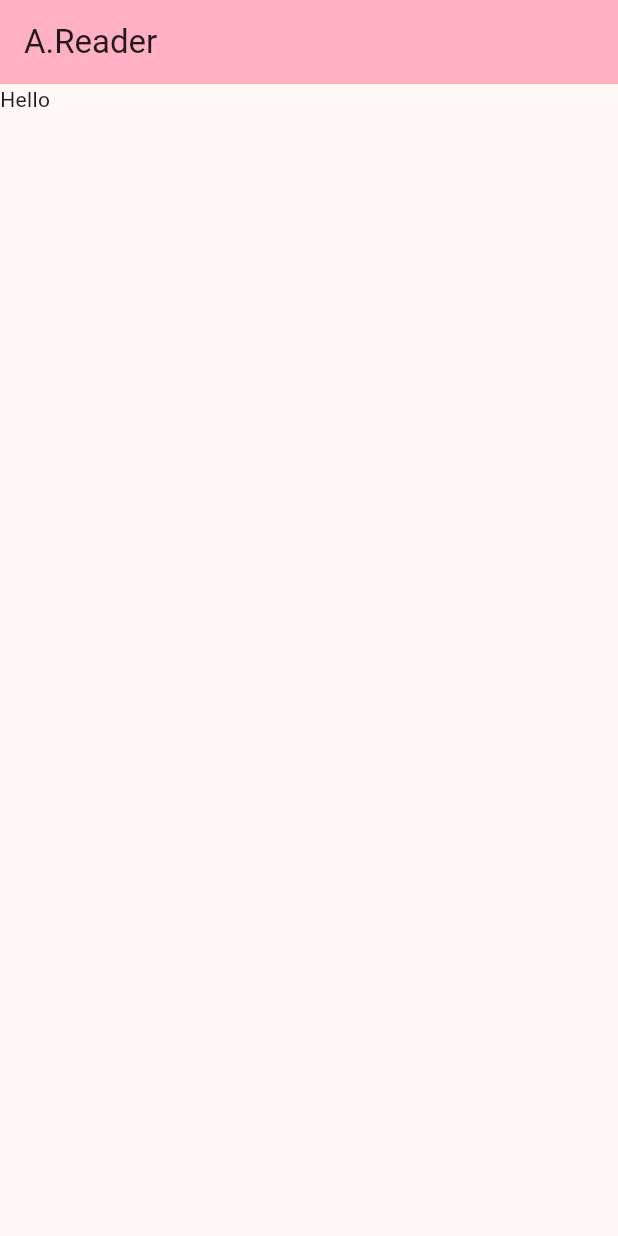
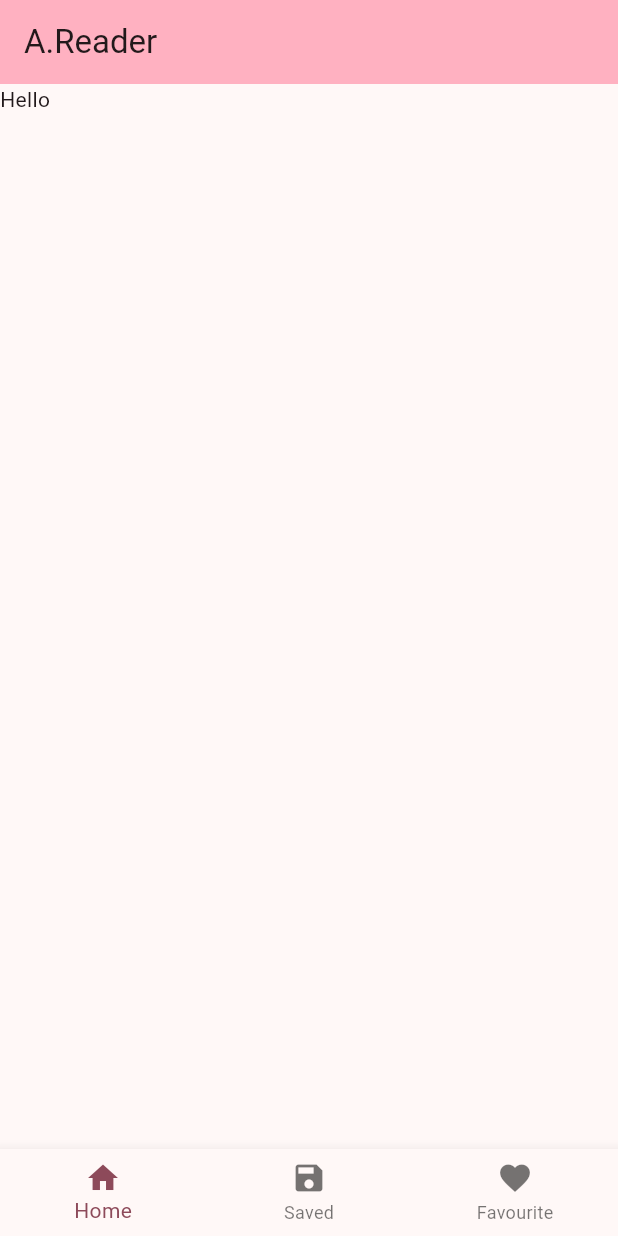
Before and after one commit to Veniii/reader_tracker, a Flutter app: the screen it shows after launch, on a phone screen of 412 x 824 dp. Run offline on Flutter 3.47's test engine with Material 3 defaults, Android fonts, the phone set to English and light mode, and no system bars.

Commit message:
dodanie ikon do dolnego paska nawigacji

```diff
--- a/lib/main.dart
+++ b/lib/main.dart
@@ -41,6 +41,13 @@ class _MyHomePageState extends State<MyHomePage> {
       body: const Column(
         children: [Text("Hello")]
         ),
+        bottomNavigationBar: BottomNavigationBar(
+          items: const <BottomNavigationBarItem> [
+            BottomNavigationBarItem(icon: Icon(Icons.home), label: 'Home'),
+            BottomNavigationBarItem(icon: Icon(Icons.save), label: 'Saved'),
+            BottomNavigationBarItem(icon: Icon(Icons.favorite), label: 'Favourite')
+            ],
+          ),
     );
   }
 }
```
